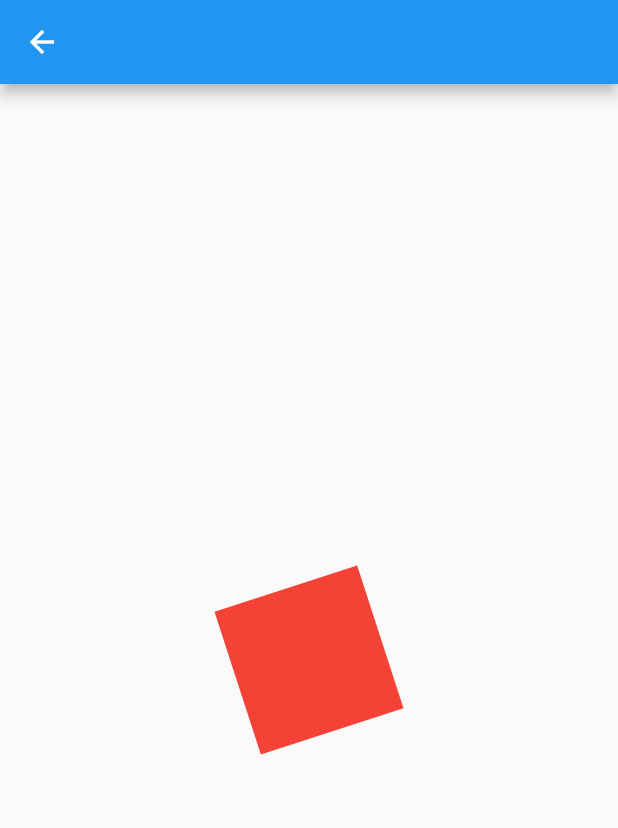
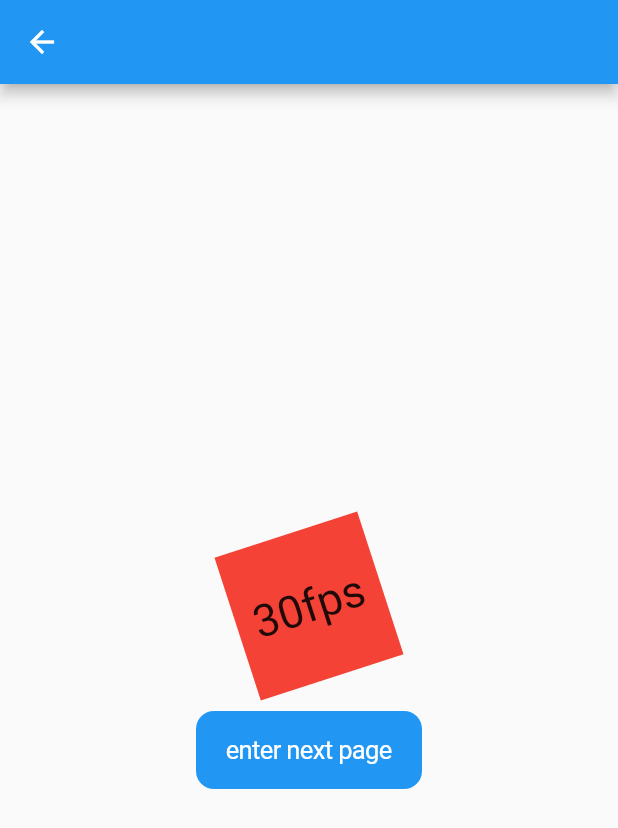
Before and after one commit to luckysmg/flutter_frame_rate_demo, a Flutter app: the AnimationTestPage1 screen opened directly, on a phone screen of 412 x 824 dp. Shown: the top 828 px of the screen. Run offline on Flutter 3.47's test engine with Material 2 defaults, Android fonts, the light colour scheme and no system bars.

Commit message:
update demo

```diff
--- a/lib/anim_test_page1.dart
+++ b/lib/anim_test_page1.dart
@@ -1,4 +1,6 @@
+import 'package:flutter/cupertino.dart';
 import 'package:flutter/material.dart';
+import 'package:flutter_frame_rate_demo/drag_widget_page.dart';
 
 class AnimationTestPage1 extends StatefulWidget {
   const AnimationTestPage1({Key? key}) : super(key: key);
@@ -14,6 +16,7 @@ class _AnimationTestPage1State extends State<AnimationTestPage1> with TickerProv
   void initState() {
     controller = AnimationController(vsync: this, frameRate: FrameRate.fps30, lowerBound: 0, upperBound: 2 * 3.14159)
       ..addListener(() {
+        print("更新");
         setState(() {});
       });
     controller.repeat(period: const Duration(seconds: 2));
@@ -31,13 +34,33 @@ class _AnimationTestPage1State extends State<AnimationTestPage1> with TickerProv
     return Scaffold(
       appBar: AppBar(),
       body: Center(
-        child: Transform.rotate(
+        child: Column(
+          mainAxisAlignment: MainAxisAlignment.center,
+          children: [
+            Transform.rotate(
               angle: controller.value,
               child: Container(
+                alignment: Alignment.center,
                 color: Colors.red,
                 height: 100,
                 width: 100,
+                child: const Text(
+                  "30fps",
+                  style: TextStyle(fontSize: 30),
                 ),
+              ),
+            ),
+            const SizedBox(
+              height: 20,
+            ),
+            CupertinoButton.filled(
+                child: const Text('enter next page'),
+                onPressed: () {
+                  Navigator.push(context, MaterialPageRoute(builder: (ctx) {
+                    return const DragWidgetPage();
+                  }));
+                })
+          ],
         ),
       ),
     );
```
Also changed, not shown: lib/drag_widget_page.dart (added, +44 -0 lines), lib/main.dart (+60 -4 lines). Lines whose indentation alone changed are shown as unchanged.
